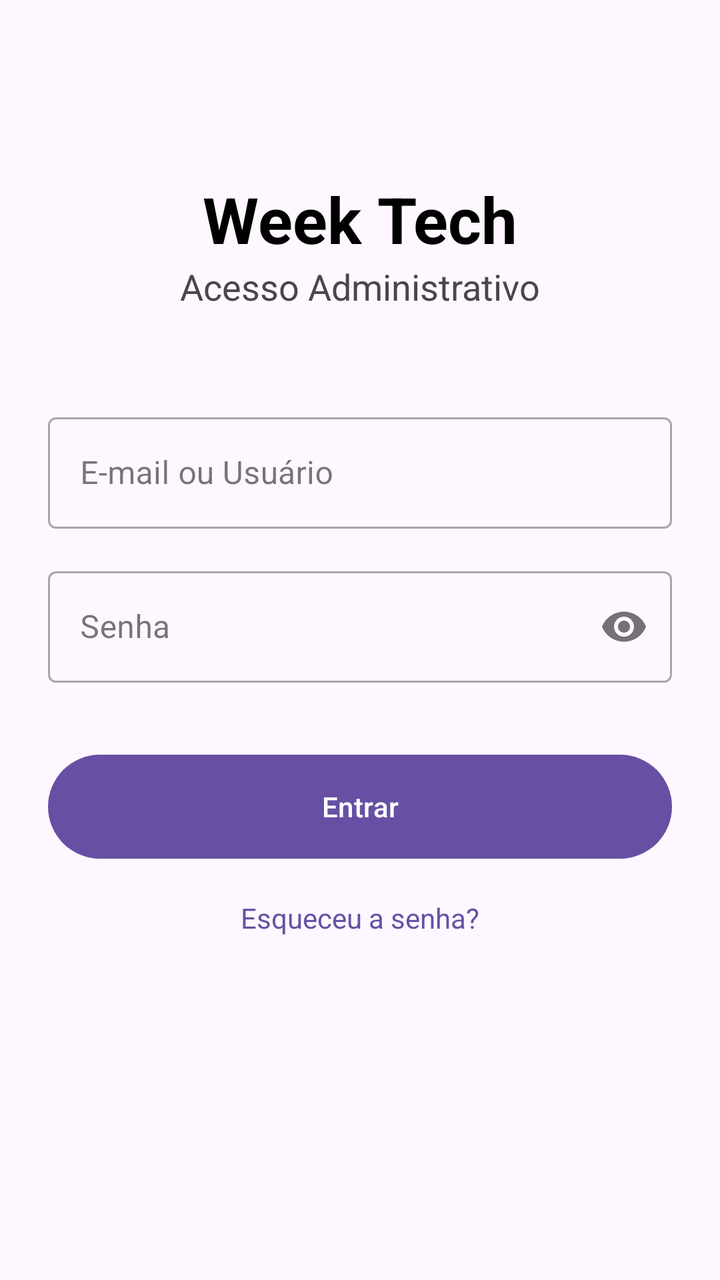
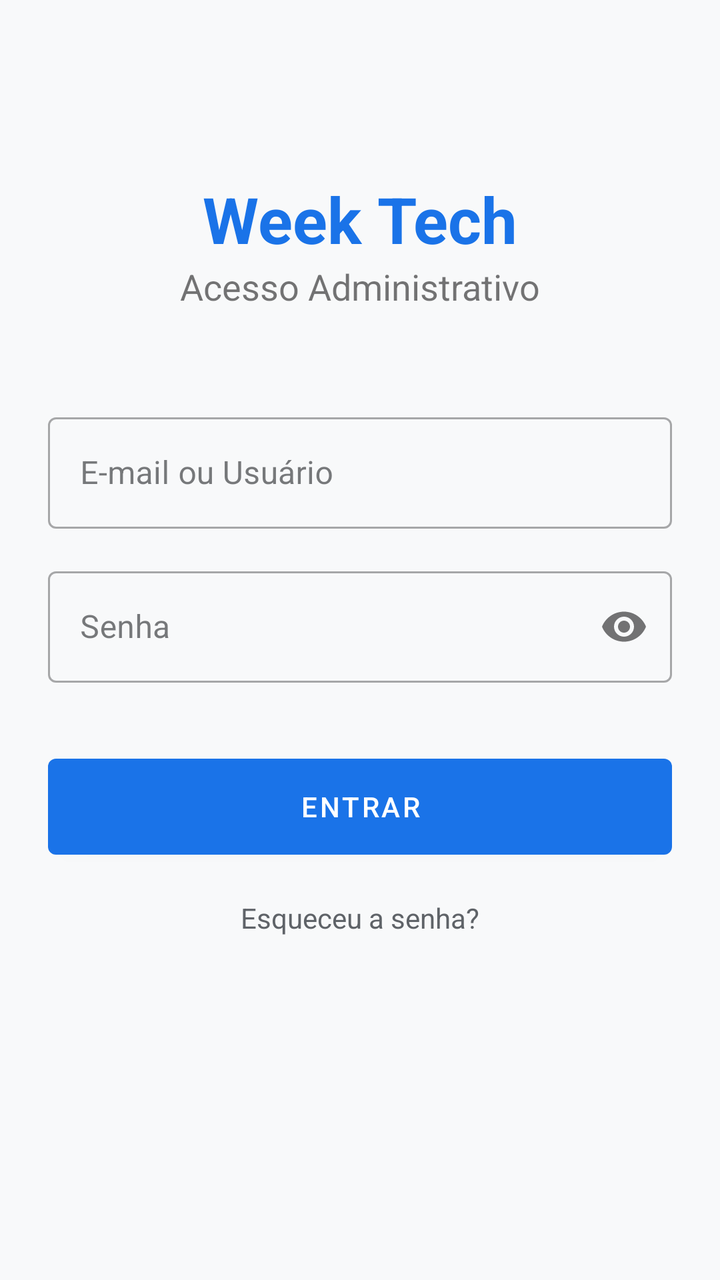

The first picture is an Android layout as it rendered before a commit; the second is the same layout after the commit. The layout source and the unified diff follow.
<!-- AndroidManifest.xml: application theme Theme.Weektech -->
<!-- res/layout/activity_login.xml -->
<?xml version="1.0" encoding="utf-8"?>
<androidx.constraintlayout.widget.ConstraintLayout xmlns:android="http://schemas.android.com/apk/res/android"
    xmlns:app="http://schemas.android.com/apk/res-auto"
    xmlns:tools="http://schemas.android.com/tools"
    android:layout_width="match_parent"
    android:layout_height="match_parent"
    android:padding="24dp"
    tools:context=".LoginActivity">

    
    <TextView
        android:id="@+id/tvTitle"
        android:layout_width="wrap_content"
        android:layout_height="wrap_content"
        android:text="Week Tech"
        android:textSize="32sp"
        android:textStyle="bold"
        android:textColor="@color/black"
        android:layout_marginTop="64dp"
        app:layout_constraintTop_toTopOf="parent"
        app:layout_constraintStart_toStartOf="parent"
        app:layout_constraintEnd_toEndOf="parent" />

    
    <TextView
        android:id="@+id/tvSubtitle"
        android:layout_width="wrap_content"
        android:layout_height="wrap_content"
        android:text="Acesso Administrativo"
        android:textSize="18sp"
        app:layout_constraintTop_toBottomOf="@id/tvTitle"
        app:layout_constraintStart_toStartOf="parent"
        app:layout_constraintEnd_toEndOf="parent" />

    
    <com.google.android.material.textfield.TextInputLayout
        android:id="@+id/tilEmail"
        style="@style/Widget.MaterialComponents.TextInputLayout.OutlinedBox"
        android:layout_width="match_parent"
        android:layout_height="wrap_content"
        android:layout_marginTop="48dp"
        android:hint="E-mail ou Usuário"
        app:layout_constraintTop_toBottomOf="@id/tvSubtitle">

        <com.google.android.material.textfield.TextInputEditText
            android:id="@+id/etEmail"
            android:layout_width="match_parent"
            android:layout_height="wrap_content"
            android:inputType="textEmailAddress" />
    </com.google.android.material.textfield.TextInputLayout>

    
    <com.google.android.material.textfield.TextInputLayout
        android:id="@+id/tilPassword"
        style="@style/Widget.MaterialComponents.TextInputLayout.OutlinedBox"
        android:layout_width="match_parent"
        android:layout_height="wrap_content"
        android:layout_marginTop="16dp"
        android:hint="Senha"
        app:passwordToggleEnabled="true"
        app:layout_constraintTop_toBottomOf="@id/tilEmail">

        <com.google.android.material.textfield.TextInputEditText
            android:id="@+id/etPassword"
            android:layout_width="match_parent"
            android:layout_height="wrap_content"
            android:inputType="textPassword" />
    </com.google.android.material.textfield.TextInputLayout>

    
    <Button
        android:id="@+id/btnLogin"
        android:layout_width="match_parent"
        android:layout_height="60dp"
        android:layout_marginTop="32dp"
        android:text="Entrar"
        app:layout_constraintTop_toBottomOf="@id/tilPassword" />

    
    <TextView
        android:id="@+id/tvForgotPassword"
        android:layout_width="wrap_content"
        android:layout_height="wrap_content"
        android:layout_marginTop="16dp"
        android:text="Esqueceu a senha?"
        android:textColor="?attr/colorPrimary"
        app:layout_constraintTop_toBottomOf="@id/btnLogin"
        app:layout_constraintStart_toStartOf="parent"
        app:layout_constraintEnd_toEndOf="parent" />

</androidx.constraintlayout.widget.ConstraintLayout>
<!-- resources referenced by this layout -->
<resources>
  <color name="black">#FF000000</color>
  <style name="Theme.Weektech" parent="Base.Theme.Weektech" />
  <style name="Base.Theme.Weektech" parent="Theme.Material3.DayNight.NoActionBar">
          
          
      </style>
</resources>

<!-- the commit's change to res/layout/activity_login.xml (unified diff, before → after) -->
@@ -15,7 +15,7 @@
         android:text="Week Tech"
         android:textSize="32sp"
         android:textStyle="bold"
-        android:textColor="@color/black"
+        android:textColor="@color/primary"
         android:layout_marginTop="64dp"
         app:layout_constraintTop_toTopOf="parent"
         app:layout_constraintStart_toStartOf="parent"
@@ -83,7 +83,7 @@
         android:layout_height="wrap_content"
         android:layout_marginTop="16dp"
         android:text="Esqueceu a senha?"
-        android:textColor="?attr/colorPrimary"
+        android:textColor="@color/gray_text"
         app:layout_constraintTop_toBottomOf="@id/btnLogin"
         app:layout_constraintStart_toStartOf="parent"
         app:layout_constraintEnd_toEndOf="parent" />
<!-- resource entries referenced after the edit -->
@@ -1,10 +1,28 @@
 <!-- resources referenced by this layout -->
 <resources>
-  <color name="black">#FF000000</color>
+  <color name="gray_text">#5F6368</color>
+  <color name="primary">#1A73E8</color>
+  <color name="black">#202124</color>
   <style name="Theme.Weektech" parent="Base.Theme.Weektech" />
-  <style name="Base.Theme.Weektech" parent="Theme.Material3.DayNight.NoActionBar">
+  <style name="Base.Theme.Weektech" parent="Theme.MaterialComponents.Light.NoActionBar">
           
+          <item name="colorPrimary">@color/primary</item>
+          <item name="colorPrimaryVariant">@color/primary_variant</item>
+          <item name="colorSecondary">@color/secondary</item>
+  
           
+          <item name="android:windowBackground">@color/background</item>
+          <item name="colorSurface">@color/surface</item>
+  
+          
+          <item name="colorOnPrimary">@color/white</item>
+          <item name="colorOnSecondary">@color/black</item>
+          <item name="colorOnSurface">@color/black</item>
       </style>
+  <color name="primary_variant">#1557B0</color>
+  <color name="secondary">#FBBC04</color>
+  <color name="background">#F8F9FA</color>
+  <color name="surface">#FFFFFF</color>
+  <color name="white">#FFFFFFFF</color>
 </resources>
 
